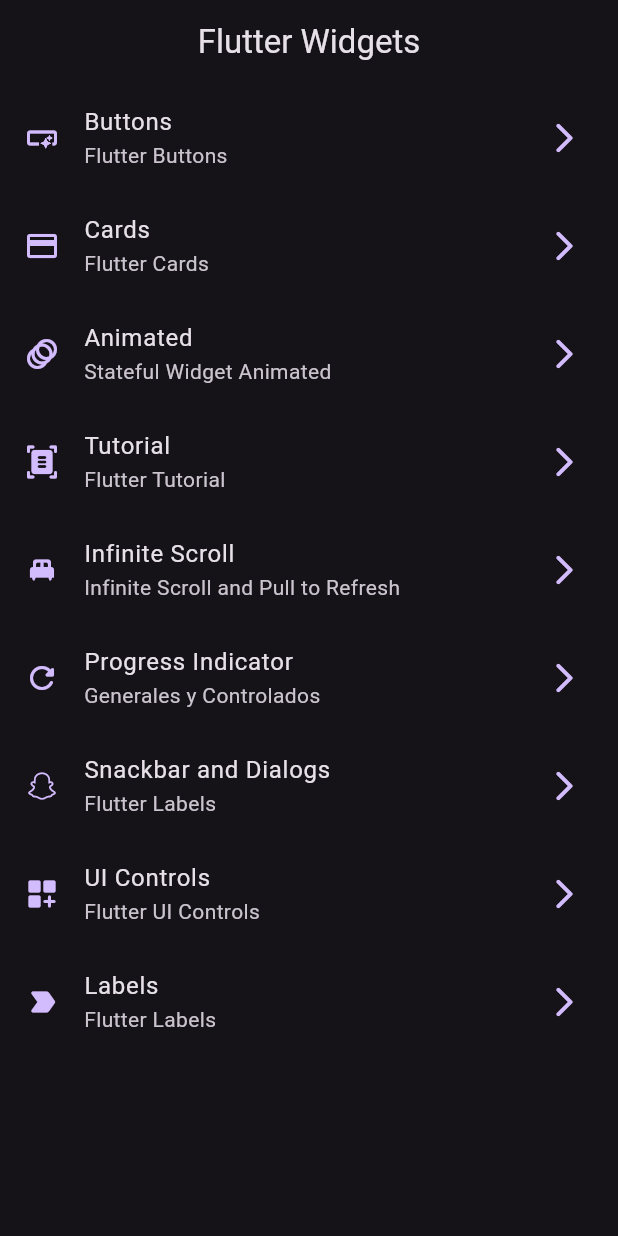
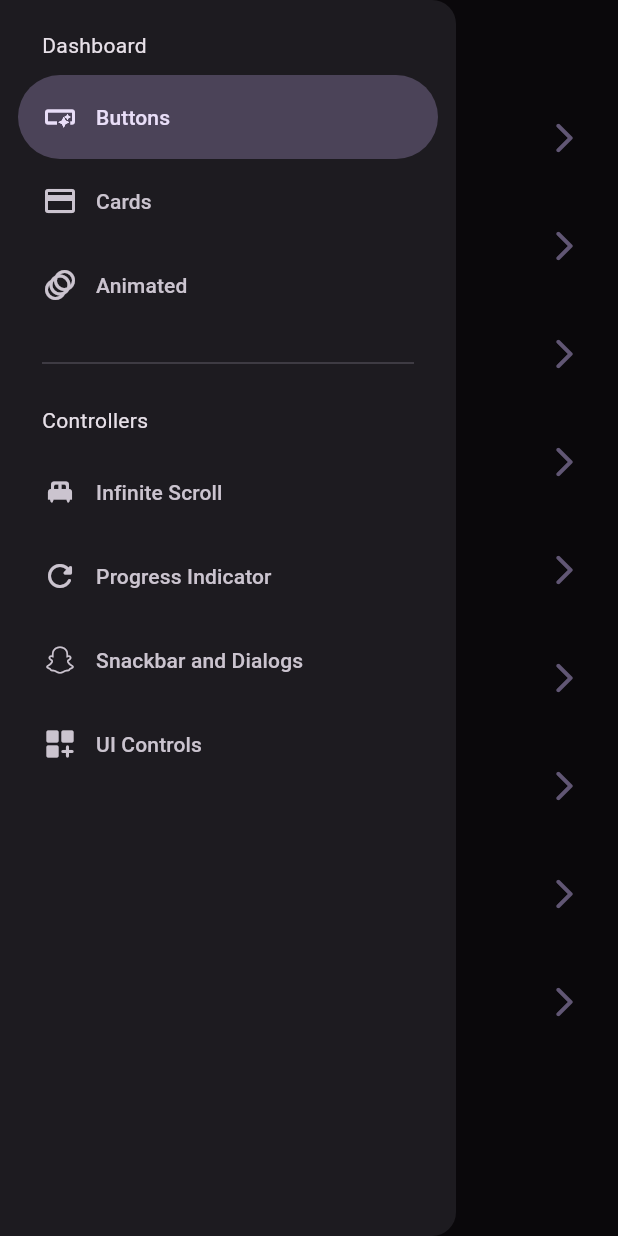
Before and after one commit to reyduar/flutter_widgets_app, a Flutter app: the screen it shows after launch, with the side drawer open (before the commit the screen has no drawer), on a phone screen of 412 x 824 dp. Run offline on Flutter 3.47's test engine with Material 2 defaults, Android fonts, the phone set to English and light mode, and no system bars; our stand-ins replace animate_do, flutter_riverpod, go_router.

Commit message:
Added riverpod counter example

```diff
--- a/lib/config/menu/menu_items.dart
+++ b/lib/config/menu/menu_items.dart
@@ -56,8 +56,8 @@ const appMenuItems = <MenuItems>[
       link: '/ui_controls',
       icon: Icons.dashboard_customize_rounded),
   MenuItems(
-      title: 'Labels',
-      subTitle: 'Flutter Labels',
-      link: '/labels',
-      icon: Icons.label_important_rounded),
+      title: 'Riverpod Counter',
+      subTitle: 'Counter',
+      link: '/counter',
+      icon: Icons.countertops_rounded),
 ];
--- a/lib/config/router/app_router.dart
+++ b/lib/config/router/app_router.dart
@@ -51,9 +51,9 @@ final appRouter = GoRouter(
       builder: (context, state) => const UIControlsScreen(),
     ),
     GoRoute(
-      path: '/labels',
-      name: LabelsScreen.name,
-      builder: (context, state) => const LabelsScreen(),
+      path: '/counter',
+      name: CounterScreen.name,
+      builder: (context, state) => const CounterScreen(),
     ),
   ],
 );
--- /dev/null
+++ b/lib/presentation/providers/counter_provider.dart
@@ -0,0 +1,3 @@
+import 'package:flutter_riverpod/flutter_riverpod.dart';
+
+final counterProvider = StateProvider<int>((ref) => 0);
--- /dev/null
+++ b/lib/presentation/providers/theme_provider.dart
@@ -0,0 +1,3 @@
+import 'package:flutter_riverpod/flutter_riverpod.dart';
+
+final isDarkmodeProvider = StateProvider<bool>((ref) => false);
--- a/lib/presentation/screens/home/home_screen.dart
+++ b/lib/presentation/screens/home/home_screen.dart
@@ -1,5 +1,6 @@
 import 'package:flutter/material.dart';
 import 'package:flutter_widgets_app/config/menu/menu_items.dart';
+import 'package:flutter_widgets_app/presentation/widgets/side_menu.dart';
 import 'package:go_router/go_router.dart';
 
 class HomeScreen extends StatelessWidget {
@@ -8,11 +9,14 @@ class HomeScreen extends StatelessWidget {
 
   @override
   Widget build(BuildContext context) {
+    final scaffoldKey = GlobalKey<ScaffoldState>();
     return Scaffold(
+      key: scaffoldKey,
       appBar: AppBar(
         title: const Text('Flutter Widgets'),
       ),
       body: const _HomeView(),
+      drawer: SideMenuState(scaffoldKey: scaffoldKey),
     );
   }
 }
--- a/lib/presentation/screens/screens.dart
+++ b/lib/presentation/screens/screens.dart
@@ -2,7 +2,7 @@ export 'package:flutter_widgets_app/presentation/screens/buttons/buttons_screen.
 export 'package:flutter_widgets_app/presentation/screens/cards/cards_screen.dart';
 export 'package:flutter_widgets_app/presentation/screens/home/home_screen.dart';
 export 'package:flutter_widgets_app/presentation/screens/animated/animated_screen.dart';
-export 'package:flutter_widgets_app/presentation/screens/labels/labels_screen.dart';
+export 'package:flutter_widgets_app/presentation/screens/riverpod_counter/counter_screen.dart';
 export 'package:flutter_widgets_app/presentation/screens/app_tutorial/app_tutorial_screen.dart';
 export 'package:flutter_widgets_app/presentation/screens/infinite_scroll/infinite_scroll_screen.dart';
 export 'package:flutter_widgets_app/presentation/screens/progress/progress_screen.dart';
--- /dev/null
+++ b/lib/presentation/widgets/side_menu.dart
@@ -0,0 +1,55 @@
+import 'package:flutter/material.dart';
+import 'package:flutter_widgets_app/config/menu/menu_items.dart';
+import 'package:go_router/go_router.dart';
+
+class SideMenuState extends StatefulWidget {
+  final GlobalKey<ScaffoldState> scaffoldKey;
+
+  const SideMenuState({super.key, required this.scaffoldKey});
+
+  @override
+  State<SideMenuState> createState() => _SideMenuStateState();
+}
+
+class _SideMenuStateState extends State<SideMenuState> {
+  int navDrawerIndex = 0;
+  @override
+  Widget build(BuildContext context) {
+    final hasNotch = MediaQuery.of(context).viewPadding.top >
+        35; // notch es el espacio que tiene los ios en la parte superior
+    return NavigationDrawer(
+        onDestinationSelected: (value) {
+          setState(() {
+            navDrawerIndex = value;
+          });
+
+          final menuItem = appMenuItems[value];
+          // Navigator.of(context).pop(); //Tambien sirve para cerrar el navigator menu
+          context.push(menuItem.link);
+          widget.scaffoldKey.currentState?.closeDrawer();
+        },
+        selectedIndex: navDrawerIndex,
+        children: [
+          Padding(
+            padding: EdgeInsets.fromLTRB(28, hasNotch ? 10 : 20, 16, 10),
+            child: const Text('Dashboard'),
+          ),
+          ...appMenuItems.sublist(0, 3).map(
+                (item) => NavigationDrawerDestination(
+                    icon: Icon(item.icon), label: Text(item.title)),
+              ),
+          const Padding(
+            padding: EdgeInsets.fromLTRB(28, 16, 28, 10),
+            child: Divider(),
+          ),
+          const Padding(
+            padding: EdgeInsets.fromLTRB(28, 10, 16, 10),
+            child: Text('Controllers'),
+          ),
+          ...appMenuItems.sublist(4, 8).map(
+                (item) => NavigationDrawerDestination(
+                    icon: Icon(item.icon), label: Text(item.title)),
+              ),
+        ]);
+  }
+}
--- a/pubspec.yaml
+++ b/pubspec.yaml
@@ -10,6 +10,7 @@ dependencies:
   animate_do: ^3.1.2
   flutter:
     sdk: flutter
+  flutter_riverpod: ^2.4.9
   go_router: ^12.1.1
 
 dev_dependencies:
```
Also changed, not shown: lib/main.dart (+9 -1 lines), lib/presentation/screens/labels/labels_screen.dart (deleted, +0 -16 lines), lib/presentation/screens/riverpod_counter/counter_screen.dart (added, +52 -0 lines), lib/presentation/screens/theme_changer/theme_changer.dart (added), pubspec.lock.
